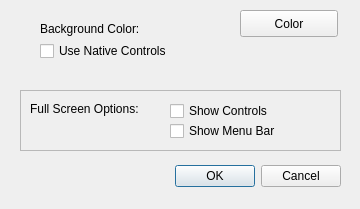
Qt form Atomical/Qt4/preferences.ui (nagyistoce/cocoatutorials) before a commit.
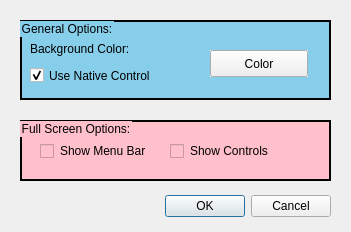
The same form after that commit.

Commit message: Adding color to the preferences dialog box (I'll kill this later, I'm only adding this for learning purposes).

The edit to the form file:
```diff
--- a/Atomical/Qt4/preferences.ui
+++ b/Atomical/Qt4/preferences.ui
@@ -6,19 +6,25 @@
    <rect>
     <x>0</x>
     <y>0</y>
-    <width>360</width>
-    <height>209</height>
+    <width>351</width>
+    <height>232</height>
    </rect>
   </property>
   <property name="windowTitle">
    <string>Atomical Preferences</string>
   </property>
+  <property name="autoFillBackground">
+   <bool>true</bool>
+  </property>
+  <property name="styleSheet">
+   <string notr="true"/>
+  </property>
   <widget class="QDialogButtonBox" name="cancelOK">
    <property name="geometry">
     <rect>
      <x>20</x>
-     <y>160</y>
-     <width>321</width>
+     <y>190</y>
+     <width>311</width>
      <height>32</height>
     </rect>
    </property>
@@ -29,69 +35,42 @@
     <set>QDialogButtonBox::Cancel|QDialogButtonBox::Ok</set>
    </property>
   </widget>
-  <widget class="QPushButton" name="color">
-   <property name="geometry">
-    <rect>
-     <x>240</x>
-     <y>10</y>
-     <width>98</width>
-     <height>27</height>
-    </rect>
-   </property>
-   <property name="text">
-    <string>Color</string>
-   </property>
-  </widget>
-  <widget class="QLabel" name="label">
-   <property name="geometry">
-    <rect>
-     <x>40</x>
-     <y>20</y>
-     <width>141</width>
-     <height>17</height>
-    </rect>
-   </property>
-   <property name="text">
-    <string>Background Color:</string>
-   </property>
-  </widget>
-  <widget class="QFrame" name="fullScreenFrame">
+  <widget class="QGroupBox" name="fullScreenOptions">
    <property name="geometry">
     <rect>
      <x>20</x>
-     <y>90</y>
-     <width>321</width>
+     <y>120</y>
+     <width>311</width>
      <height>61</height>
     </rect>
    </property>
-   <property name="frameShape">
-    <enum>QFrame::StyledPanel</enum>
+   <property name="autoFillBackground">
+    <bool>false</bool>
    </property>
-   <property name="frameShadow">
-    <enum>QFrame::Raised</enum>
+   <property name="styleSheet">
+    <string notr="true">background:pink;border:2px solid black;</string>
    </property>
-   <widget class="QLabel" name="fullScreenOptions">
-    <property name="geometry">
-     <rect>
-      <x>10</x>
-      <y>10</y>
-      <width>151</width>
-      <height>17</height>
-     </rect>
-    </property>
-    <property name="text">
-     <string>Full Screen Options:</string>
-    </property>
-   </widget>
+   <property name="title">
+    <string>Full Screen Options:</string>
+   </property>
+   <property name="flat">
+    <bool>true</bool>
+   </property>
+   <property name="checkable">
+    <bool>false</bool>
+   </property>
    <widget class="QCheckBox" name="bDisplayMenuBar">
     <property name="geometry">
      <rect>
-      <x>150</x>
-      <y>30</y>
+      <x>20</x>
+      <y>20</y>
       <width>151</width>
       <height>22</height>
      </rect>
     </property>
+    <property name="styleSheet">
+     <string notr="true">border:0px;</string>
+    </property>
     <property name="text">
      <string>Show Menu Bar</string>
     </property>
@@ -100,29 +79,107 @@
     <property name="geometry">
      <rect>
       <x>150</x>
-      <y>10</y>
+      <y>20</y>
       <width>151</width>
       <height>22</height>
      </rect>
     </property>
+    <property name="styleSheet">
+     <string notr="true">border:0px</string>
+    </property>
     <property name="text">
      <string>Show Controls</string>
     </property>
    </widget>
   </widget>
+  <widget class="QGroupBox" name="generalOptions">
+   <property name="geometry">
+    <rect>
+     <x>20</x>
+     <y>20</y>
+     <width>311</width>
+     <height>80</height>
+    </rect>
+   </property>
+   <property name="autoFillBackground">
+    <bool>false</bool>
+   </property>
+   <property name="styleSheet">
+    <string notr="true">background:skyblue;border:2px solid black;</string>
+   </property>
+   <property name="title">
+    <string>General Options:</string>
+   </property>
+  </widget>
+  <widget class="QPushButton" name="color">
+   <property name="geometry">
+    <rect>
+     <x>210</x>
+     <y>50</y>
+     <width>98</width>
+     <height>27</height>
+    </rect>
+   </property>
+   <property name="autoFillBackground">
+    <bool>true</bool>
+   </property>
+   <property name="styleSheet">
+    <string notr="true"/>
+   </property>
+   <property name="text">
+    <string>Color</string>
+   </property>
+   <property name="flat">
+    <bool>false</bool>
+   </property>
+  </widget>
   <widget class="QCheckBox" name="useNativeControls">
    <property name="geometry">
     <rect>
-     <x>40</x>
-     <y>40</y>
-     <width>181</width>
-     <height>22</height>
+     <x>30</x>
+     <y>60</y>
+     <width>121</width>
+     <height>31</height>
     </rect>
    </property>
+   <property name="autoFillBackground">
+    <bool>false</bool>
+   </property>
+   <property name="styleSheet">
+    <string notr="true"/>
+   </property>
    <property name="text">
     <string>Use Native Controls</string>
    </property>
+   <property name="checked">
+    <bool>true</bool>
+   </property>
+   <property name="autoExclusive">
+    <bool>true</bool>
+   </property>
   </widget>
+  <widget class="QLabel" name="backgroundColor">
+   <property name="geometry">
+    <rect>
+     <x>30</x>
+     <y>40</y>
+     <width>101</width>
+     <height>17</height>
+    </rect>
+   </property>
+   <property name="styleSheet">
+    <string notr="true">border:0px;</string>
+   </property>
+   <property name="text">
+    <string>Background Color:</string>
+   </property>
+  </widget>
+  <zorder>cancelOK</zorder>
+  <zorder>fullScreenOptions</zorder>
+  <zorder>generalOptions</zorder>
+  <zorder>useNativeControls</zorder>
+  <zorder>backgroundColor</zorder>
+  <zorder>color</zorder>
  </widget>
  <resources/>
  <connections>
```
Left out of the diff: 12 changed lines with no effect on the pictures. The commit also changes 2 other files.
